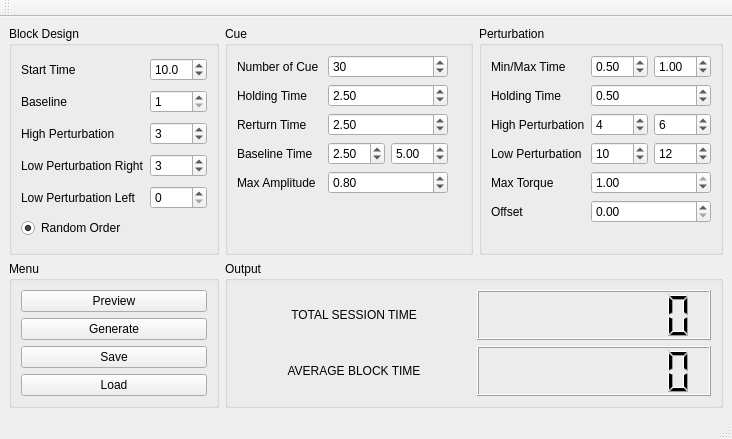
Above: gui/rigidity_experiment_main_window.ui from ThomasMartineau/Python-for-TMSiLite before the change. Below: the same form after it.
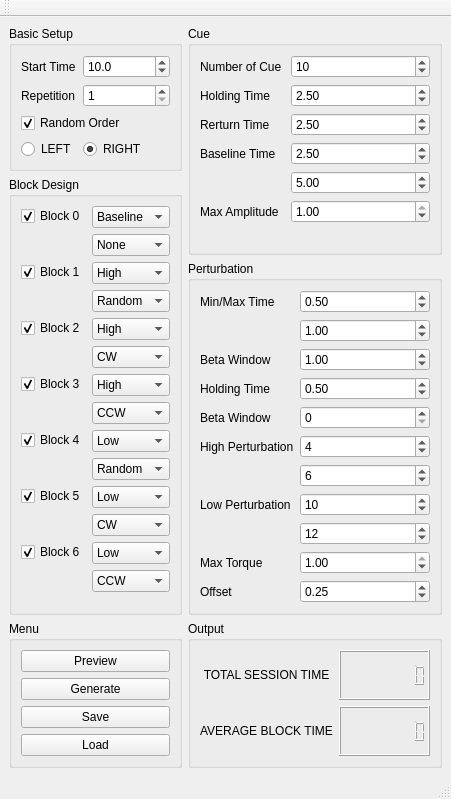
That is the form after the change.

Commit message: corrections + changing block app

```diff
--- a/gui/rigidity_experiment_main_window.ui
+++ b/gui/rigidity_experiment_main_window.ui
@@ -6,8 +6,8 @@
    <rect>
     <x>0</x>
     <y>0</y>
-    <width>665</width>
-    <height>409</height>
+    <width>400</width>
+    <height>721</height>
    </rect>
   </property>
   <property name="windowTitle">
@@ -15,123 +15,51 @@
   </property>
   <widget class="QWidget" name="centralwidget">
    <layout class="QGridLayout" name="gridLayout">
-    <item row="0" column="0">
-     <widget class="QGroupBox" name="groupBox">
-      <property name="font">
-       <font>
-        <weight>50</weight>
-        <bold>false</bold>
-       </font>
-      </property>
-      <property name="contextMenuPolicy">
-       <enum>Qt::NoContextMenu</enum>
-      </property>
-      <property name="title">
-       <string notr="true">Block Design</string>
-      </property>
-      <layout class="QGridLayout" name="gridLayout_2">
-       <item row="5" column="0">
-        <widget class="QLabel" name="label_2">
-         <property name="text">
-          <string>High Perturbation</string>
-         </property>
-        </widget>
-       </item>
-       <item row="8" column="0">
-        <widget class="QLabel" name="label_3">
-         <property name="text">
-          <string>Low Perturbation Right</string>
-         </property>
-        </widget>
-       </item>
-       <item row="5" column="1">
-        <widget class="QSpinBox" name="high_perturbation">
-         <property name="maximum">
-          <number>99</number>
-         </property>
-         <property name="value">
-          <number>3</number>
-         </property>
-        </widget>
-       </item>
-       <item row="8" column="1">
-        <widget class="QSpinBox" name="perturbation_right">
-         <property name="value">
-          <number>3</number>
-         </property>
-        </widget>
-       </item>
-       <item row="9" column="0">
-        <widget class="QLabel" name="label_4">
-         <property name="text">
-          <string>Low Perturbation Left</string>
-         </property>
-        </widget>
-       </item>
-       <item row="9" column="1">
-        <widget class="QSpinBox" name="perturbation_left"/>
-       </item>
-       <item row="11" column="0">
-        <widget class="QRadioButton" name="shuffle_block">
-         <property name="text">
-          <string>Random Order</string>
-         </property>
-         <property name="checked">
-          <bool>true</bool>
-         </property>
-        </widget>
-       </item>
-       <item row="1" column="1">
-        <widget class="QSpinBox" name="baseline">
-         <property name="minimum">
-          <number>1</number>
-         </property>
-         <property name="value">
-          <number>1</number>
-         </property>
-        </widget>
-       </item>
-       <item row="1" column="0">
-        <widget class="QLabel" name="label">
-         <property name="text">
-          <string>Baseline</string>
-         </property>
-        </widget>
-       </item>
-       <item row="0" column="1">
-        <widget class="QDoubleSpinBox" name="start_time">
-         <property name="decimals">
-          <number>1</number>
-         </property>
-         <property name="singleStep">
-          <double>0.500000000000000</double>
-         </property>
-         <property name="value">
-          <double>10.000000000000000</double>
-         </property>
-        </widget>
-       </item>
-       <item row="0" column="0">
-        <widget class="QLabel" name="label_5">
-         <property name="text">
-          <string>Start Time</string>
-         </property>
-        </widget>
-       </item>
-      </layout>
-     </widget>
-    </item>
-    <item row="0" column="2">
+    <item row="2" column="2">
      <widget class="QGroupBox" name="groupBox_3">
       <property name="title">
        <string>Perturbation</string>
       </property>
-      <layout class="QGridLayout" name="gridLayout_4">
-       <item row="9" column="2" colspan="2">
-        <widget class="QDoubleSpinBox" name="torque">
-         <property name="maximum">
+      <layout class="QFormLayout" name="formLayout_4">
+       <item row="0" column="0">
+        <widget class="QLabel" name="label_13">
+         <property name="text">
+          <string>Min/Max Time</string>
+         </property>
+        </widget>
+       </item>
+       <item row="0" column="1">
+        <widget class="QDoubleSpinBox" name="per_min_time">
+         <property name="singleStep">
+          <double>0.050000000000000</double>
+         </property>
+         <property name="value">
+          <double>0.500000000000000</double>
+         </property>
+        </widget>
+       </item>
+       <item row="1" column="1">
+        <widget class="QDoubleSpinBox" name="per_max_time">
+         <property name="minimum">
+          <double>0.000000000000000</double>
+         </property>
+         <property name="singleStep">
+          <double>0.050000000000000</double>
+         </property>
+         <property name="value">
           <double>1.000000000000000</double>
          </property>
+        </widget>
+       </item>
+       <item row="2" column="0">
+        <widget class="QLabel" name="label_3">
+         <property name="text">
+          <string>Beta Window</string>
+         </property>
+        </widget>
+       </item>
+       <item row="2" column="1">
+        <widget class="QDoubleSpinBox" name="beta_window">
          <property name="singleStep">
           <double>0.050000000000000</double>
          </property>
@@ -140,14 +68,14 @@
          </property>
         </widget>
        </item>
-       <item row="11" column="0">
-        <widget class="QLabel" name="label_11">
+       <item row="3" column="0">
+        <widget class="QLabel" name="label_14">
          <property name="text">
-          <string/>
+          <string>Holding Time</string>
          </property>
         </widget>
        </item>
-       <item row="5" column="2" colspan="2">
+       <item row="3" column="1">
         <widget class="QDoubleSpinBox" name="per_holding_time">
          <property name="singleStep">
           <double>0.050000000000000</double>
@@ -157,62 +85,58 @@
          </property>
         </widget>
        </item>
-       <item row="7" column="0">
-        <widget class="QLabel" name="label_18">
+       <item row="4" column="0">
+        <widget class="QLabel" name="label_2">
          <property name="text">
-          <string>Low Perturbation</string>
+          <string>Beta Window</string>
          </property>
         </widget>
        </item>
-       <item row="6" column="2">
+       <item row="4" column="1">
+        <widget class="QSpinBox" name="spinBox"/>
+       </item>
+       <item row="5" column="0">
+        <widget class="QLabel" name="label_15">
+         <property name="text">
+          <string>High Perturbation</string>
+         </property>
+        </widget>
+       </item>
+       <item row="5" column="1">
         <widget class="QSpinBox" name="high_perturbation_min_number">
          <property name="value">
           <number>4</number>
          </property>
         </widget>
        </item>
-       <item row="6" column="3">
+       <item row="6" column="1">
         <widget class="QSpinBox" name="high_perturbation_max_number">
          <property name="value">
           <number>6</number>
          </property>
         </widget>
        </item>
-       <item row="7" column="2">
+       <item row="7" column="0">
+        <widget class="QLabel" name="label_18">
+         <property name="text">
+          <string>Low Perturbation</string>
+         </property>
+        </widget>
+       </item>
+       <item row="7" column="1">
         <widget class="QSpinBox" name="low_perturbation_min_number">
          <property name="value">
           <number>10</number>
          </property>
         </widget>
        </item>
-       <item row="7" column="3">
+       <item row="8" column="1">
         <widget class="QSpinBox" name="low_perturbation_max_number">
          <property name="value">
           <number>12</number>
          </property>
         </widget>
        </item>
-       <item row="1" column="0">
-        <widget class="QLabel" name="label_13">
-         <property name="text">
-          <string>Min/Max Time</string>
-         </property>
-        </widget>
-       </item>
-       <item row="5" column="0">
-        <widget class="QLabel" name="label_14">
-         <property name="text">
-          <string>Holding Time</string>
-         </property>
-        </widget>
-       </item>
-       <item row="6" column="0">
-        <widget class="QLabel" name="label_15">
-         <property name="text">
-          <string>High Perturbation</string>
-         </property>
-        </widget>
-       </item>
        <item row="9" column="0">
         <widget class="QLabel" name="label_17">
          <property name="text">
@@ -220,20 +144,10 @@
          </property>
         </widget>
        </item>
-       <item row="1" column="2">
-        <widget class="QDoubleSpinBox" name="per_min_time">
-         <property name="singleStep">
-          <double>0.050000000000000</double>
-         </property>
-         <property name="value">
-          <double>0.500000000000000</double>
-         </property>
-        </widget>
-       </item>
-       <item row="1" column="3">
-        <widget class="QDoubleSpinBox" name="per_max_time">
-         <property name="minimum">
-          <double>0.000000000000000</double>
+       <item row="9" column="1">
+        <widget class="QDoubleSpinBox" name="torque">
+         <property name="maximum">
+          <double>1.000000000000000</double>
          </property>
          <property name="singleStep">
           <double>0.050000000000000</double>
@@ -250,7 +164,7 @@
          </property>
         </widget>
        </item>
-       <item row="10" column="2" colspan="2">
+       <item row="10" column="1">
         <widget class="QDoubleSpinBox" name="offset">
          <property name="maximum">
           <double>1.000000000000000</double>
@@ -258,60 +172,88 @@
          <property name="singleStep">
           <double>0.050000000000000</double>
          </property>
+         <property name="value">
+          <double>0.250000000000000</double>
+         </property>
         </widget>
        </item>
       </layout>
      </widget>
     </item>
-    <item row="0" column="1">
+    <item row="0" column="2" rowspan="2">
      <widget class="QGroupBox" name="groupBox_2">
       <property name="title">
        <string>Cue</string>
       </property>
-      <layout class="QGridLayout" name="gridLayout_3">
-       <item row="7" column="0">
-        <widget class="QLabel" name="label_12">
+      <layout class="QFormLayout" name="formLayout_3">
+       <item row="0" column="0">
+        <widget class="QLabel" name="label_8">
          <property name="text">
-          <string>Baseline Time</string>
+          <string>Number of Cue </string>
          </property>
         </widget>
        </item>
-       <item row="2" column="0">
+       <item row="0" column="1">
+        <widget class="QSpinBox" name="number_cue">
+         <property name="minimum">
+          <number>2</number>
+         </property>
+         <property name="maximum">
+          <number>100</number>
+         </property>
+         <property name="singleStep">
+          <number>2</number>
+         </property>
+         <property name="value">
+          <number>10</number>
+         </property>
+        </widget>
+       </item>
+       <item row="1" column="0">
         <widget class="QLabel" name="label_9">
          <property name="text">
           <string>Holding Time</string>
          </property>
         </widget>
        </item>
-       <item row="6" column="0">
+       <item row="1" column="1">
+        <widget class="QDoubleSpinBox" name="cue_holding_time">
+         <property name="decimals">
+          <number>2</number>
+         </property>
+         <property name="singleStep">
+          <double>0.250000000000000</double>
+         </property>
+         <property name="value">
+          <double>2.500000000000000</double>
+         </property>
+        </widget>
+       </item>
+       <item row="2" column="0">
         <widget class="QLabel" name="label_10">
          <property name="text">
           <string>Rerturn Time</string>
          </property>
         </widget>
        </item>
-       <item row="0" column="3">
-        <widget class="QLabel" name="label_6">
-         <property name="text">
-          <string/>
+       <item row="2" column="1">
+        <widget class="QDoubleSpinBox" name="cue_return_time">
+         <property name="singleStep">
+          <double>0.250000000000000</double>
          </property>
-        </widget>
-       </item>
-       <item row="12" column="0" colspan="4">
-        <widget class="QLabel" name="label_7">
-         <property name="text">
-          <string/>
+         <property name="value">
+          <double>2.500000000000000</double>
          </property>
         </widget>
        </item>
-       <item row="0" column="0">
-        <widget class="QLabel" name="label_8">
+       <item row="3" column="0">
+        <widget class="QLabel" name="label_12">
          <property name="text">
-          <string>Number of Cue </string>
+          <string>Baseline Time</string>
          </property>
         </widget>
        </item>
-       <item row="7" column="1">
+       <item row="3" column="1">
         <widget class="QDoubleSpinBox" name="cue_min_time">
          <property name="singleStep">
           <double>0.250000000000000</double>
@@ -321,7 +263,7 @@
          </property>
         </widget>
        </item>
-       <item row="7" column="2">
+       <item row="4" column="1">
         <widget class="QDoubleSpinBox" name="cue_max_time">
          <property name="singleStep">
           <double>0.250000000000000</double>
@@ -331,53 +273,14 @@
          </property>
         </widget>
        </item>
-       <item row="6" column="1" colspan="2">
-        <widget class="QDoubleSpinBox" name="cue_return_time">
-         <property name="singleStep">
-          <double>0.250000000000000</double>
-         </property>
-         <property name="value">
-          <double>2.500000000000000</double>
-         </property>
-        </widget>
-       </item>
-       <item row="2" column="1" colspan="2">
-        <widget class="QDoubleSpinBox" name="cue_holding_time">
-         <property name="decimals">
-          <number>2</number>
-         </property>
-         <property name="singleStep">
-          <double>0.250000000000000</double>
-         </property>
-         <property name="value">
-          <double>2.500000000000000</double>
-         </property>
-        </widget>
-       </item>
-       <item row="0" column="1" colspan="2">
-        <widget class="QSpinBox" name="number_cue">
-         <property name="minimum">
-          <number>2</number>
-         </property>
-         <property name="maximum">
-          <number>100</number>
-         </property>
-         <property name="singleStep">
-          <number>2</number>
-         </property>
-         <property name="value">
-          <number>30</number>
-         </property>
-        </widget>
-       </item>
-       <item row="8" column="0">
+       <item row="5" column="0">
         <widget class="QLabel" name="label_20">
          <property name="text">
           <string>Max Amplitude</string>
          </property>
         </widget>
        </item>
-       <item row="8" column="1" colspan="2">
+       <item row="5" column="1">
         <widget class="QDoubleSpinBox" name="max_amplitude">
          <property name="maximum">
           <double>1.000000000000000</double>
@@ -386,11 +289,11 @@
           <double>0.050000000000000</double>
          </property>
          <property name="value">
-          <double>0.800000000000000</double>
+          <double>1.000000000000000</double>
          </property>
         </widget>
        </item>
-       <item row="9" column="0">
+       <item row="6" column="0">
         <widget class="QLabel" name="label_22">
          <property name="text">
           <string/>
@@ -400,50 +303,7 @@
       </layout>
      </widget>
     </item>
-    <item row="1" column="1" rowspan="3" colspan="2">
-     <widget class="QGroupBox" name="groupBox_4">
-      <property name="title">
-       <string>Output </string>
-      </property>
-      <layout class="QGridLayout" name="gridLayout_6">
-       <item row="1" column="1">
-        <widget class="QLCDNumber" name="Total_time">
-         <property name="digitCount">
-          <number>8</number>
-         </property>
-        </widget>
-       </item>
-       <item row="2" column="0">
-        <widget class="QLabel" name="label_19">
-         <property name="text">
-          <string>AVERAGE BLOCK TIME</string>
-         </property>
-         <property name="alignment">
-          <set>Qt::AlignCenter</set>
-         </property>
-        </widget>
-       </item>
-       <item row="1" column="0">
-        <widget class="QLabel" name="label_16">
-         <property name="text">
-          <string>TOTAL SESSION TIME</string>
-         </property>
-         <property name="alignment">
-          <set>Qt::AlignCenter</set>
-         </property>
-        </widget>
-       </item>
-       <item row="2" column="1">
-        <widget class="QLCDNumber" name="Average_time">
-         <property name="digitCount">
-          <number>8</number>
-         </property>
-        </widget>
-       </item>
-      </layout>
-     </widget>
-    </item>
-    <item row="1" column="0" rowspan="3">
+    <item row="3" column="0" rowspan="3">
      <widget class="QGroupBox" name="groupBox_5">
       <property name="title">
        <string>Menu</string>
@@ -480,6 +340,502 @@
       </layout>
      </widget>
     </item>
+    <item row="0" column="0">
+     <widget class="QGroupBox" name="groupBox">
+      <property name="title">
+       <string>Basic Setup</string>
+      </property>
+      <layout class="QFormLayout" name="formLayout">
+       <item row="0" column="0">
+        <widget class="QLabel" name="label_5">
+         <property name="text">
+          <string>Start Time</string>
+         </property>
+        </widget>
+       </item>
+       <item row="0" column="1">
+        <widget class="QDoubleSpinBox" name="start_time">
+         <property name="decimals">
+          <number>1</number>
+         </property>
+         <property name="singleStep">
+          <double>0.500000000000000</double>
+         </property>
+         <property name="value">
+          <double>10.000000000000000</double>
+         </property>
+        </widget>
+       </item>
+       <item row="1" column="0">
+        <widget class="QLabel" name="label">
+         <property name="text">
+          <string>Repetition</string>
+         </property>
+        </widget>
+       </item>
+       <item row="1" column="1">
+        <widget class="QSpinBox" name="repetition">
+         <property name="minimum">
+          <number>1</number>
+         </property>
+        </widget>
+       </item>
+       <item row="2" column="0" colspan="2">
+        <widget class="QCheckBox" name="shuffle_block">
+         <property name="text">
+          <string>Random Order</string>
+         </property>
+         <property name="checked">
+          <bool>true</bool>
+         </property>
+        </widget>
+       </item>
+       <item row="3" column="0">
+        <widget class="QRadioButton" name="handle">
+         <property name="text">
+          <string>LEFT</string>
+         </property>
+         <property name="checked">
+          <bool>false</bool>
+         </property>
+        </widget>
+       </item>
+       <item row="3" column="1">
+        <widget class="QRadioButton" name="radioButton_2">
+         <property name="text">
+          <string>RIGHT</string>
+         </property>
+         <property name="checked">
+          <bool>true</bool>
+         </property>
+        </widget>
+       </item>
+      </layout>
+     </widget>
+    </item>
+    <item row="1" column="0" rowspan="2">
+     <widget class="QGroupBox" name="groupBox_7">
+      <property name="title">
+       <string>Block Design</string>
+      </property>
+      <layout class="QFormLayout" name="formLayout_2">
+       <item row="0" column="0">
+        <widget class="QCheckBox" name="block_0">
+         <property name="text">
+          <string>Block 0</string>
+         </property>
+         <property name="checked">
+          <bool>true</bool>
+         </property>
+        </widget>
+       </item>
+       <item row="0" column="1">
+        <widget class="QComboBox" name="type_0">
+         <item>
+          <property name="text">
+           <string>Baseline</string>
+          </property>
+         </item>
+         <item>
+          <property name="text">
+           <string>High</string>
+          </property>
+         </item>
+         <item>
+          <property name="text">
+           <string>Low</string>
+          </property>
+         </item>
+        </widget>
+       </item>
+       <item row="1" column="1">
+        <widget class="QComboBox" name="offset_0">
+         <item>
+          <property name="text">
+           <string>None</string>
+          </property>
+         </item>
+         <item>
+          <property name="text">
+           <string>Random</string>
+          </property>
+         </item>
+         <item>
+          <property name="text">
+           <string>CW</string>
+          </property>
+         </item>
+         <item>
+          <property name="text">
+           <string>CCW</string>
+          </property>
+         </item>
+        </widget>
+       </item>
+       <item row="2" column="0">
+        <widget class="QCheckBox" name="block_1">
+         <property name="text">
+          <string>Block 1</string>
+         </property>
+         <property name="checked">
+          <bool>true</bool>
+         </property>
+        </widget>
+       </item>
+       <item row="2" column="1">
+        <widget class="QComboBox" name="type_1">
+         <item>
+          <property name="text">
+           <string>High</string>
+          </property>
+         </item>
+         <item>
+          <property name="text">
+           <string>Baseline</string>
+          </property>
+         </item>
+         <item>
+          <property name="text">
+           <string>Low</string>
+          </property>
+         </item>
+        </widget>
+       </item>
+       <item row="3" column="1">
+        <widget class="QComboBox" name="offset_1">
+         <item>
+          <property name="text">
+           <string>Random</string>
+          </property>
+         </item>
+         <item>
+          <property name="text">
+           <string>None</string>
+          </property>
+         </item>
+         <item>
+          <property name="text">
+           <string>CW</string>
+          </property>
+         </item>
+         <item>
+          <property name="text">
+           <string>CCW</string>
+          </property>
+         </item>
+        </widget>
+       </item>
+       <item row="4" column="0">
+        <widget class="QCheckBox" name="block_2">
+         <property name="text">
+          <string>Block 2</string>
+         </property>
+         <property name="checked">
+          <bool>true</bool>
+         </property>
+        </widget>
+       </item>
+       <item row="4" column="1">
+        <widget class="QComboBox" name="type_2">
+         <item>
+          <property name="text">
+           <string>High</string>
+          </property>
+         </item>
+         <item>
+          <property name="text">
+           <string>Baseline</string>
+          </property>
+         </item>
+         <item>
+          <property name="text">
+           <string>Low</string>
+          </property>
+         </item>
+        </widget>
+       </item>
+       <item row="5" column="1">
+        <widget class="QComboBox" name="offset_2">
+         <item>
+          <property name="text">
+           <string>CW</string>
+          </property>
+         </item>
+         <item>
+          <property name="text">
+           <string>None</string>
+          </property>
+         </item>
+         <item>
+          <property name="text">
+           <string>Random</string>
+          </property>
+         </item>
+         <item>
+          <property name="text">
+           <string>CCW</string>
+          </property>
+         </item>
+        </widget>
+       </item>
+       <item row="6" column="0">
+        <widget class="QCheckBox" name="block_3">
+         <property name="text">
+          <string>Block 3</string>
+         </property>
+         <property name="checked">
+          <bool>true</bool>
+         </property>
+        </widget>
+       </item>
+       <item row="6" column="1">
+        <widget class="QComboBox" name="type_3">
+         <item>
+          <property name="text">
+           <string>High</string>
+          </property>
+         </item>
+         <item>
+          <property name="text">
+           <string>Baseline</string>
+          </property>
+         </item>
+         <item>
+          <property name="text">
+           <string>Low</string>
+          </property>
+         </item>
+        </widget>
+       </item>
+       <item row="7" column="1">
+        <widget class="QComboBox" name="offset_3">
+         <item>
+          <property name="text">
+           <string>CCW</string>
+          </property>
+         </item>
+         <item>
+          <property name="text">
+           <string>None</string>
+          </property>
+         </item>
+         <item>
+          <property name="text">
+           <string>Random</string>
+          </property>
+         </item>
+         <item>
+          <property name="text">
+           <string>CW</string>
+          </property>
+         </item>
+        </widget>
+       </item>
+       <item row="8" column="0">
+        <widget class="QCheckBox" name="block_4">
+         <property name="text">
+          <string>Block 4</string>
+         </property>
+         <property name="checked">
+          <bool>true</bool>
+         </property>
+        </widget>
+       </item>
+       <item row="8" column="1">
+        <widget class="QComboBox" name="type_4">
+         <item>
+          <property name="text">
+           <string>Low</string>
+          </property>
+         </item>
+         <item>
+          <property name="text">
+           <string>High</string>
+          </property>
+         </item>
+         <item>
+          <property name="text">
+           <string>Baseline</string>
+          </property>
+         </item>
+        </widget>
+       </item>
+       <item row="9" column="1">
+        <widget class="QComboBox" name="offset_4">
+         <item>
+          <property name="text">
+           <string>Random</string>
+          </property>
+         </item>
+         <item>
+          <property name="text">
+           <string>None</string>
+          </property>
+         </item>
+         <item>
+          <property name="text">
+           <string>CW</string>
+          </property>
+         </item>
+         <item>
+          <property name="text">
+           <string>CCW</string>
+          </property>
+         </item>
+        </widget>
+       </item>
+       <item row="10" column="0">
+        <widget class="QCheckBox" name="block_5">
+         <property name="text">
+          <string>Block 5</string>
+         </property>
+         <property name="checked">
+          <bool>true</bool>
+         </property>
+        </widget>
+       </item>
+       <item row="10" column="1">
+        <widget class="QComboBox" name="type_5">
+         <item>
+          <property name="text">
+           <string>Low</string>
+          </property>
+         </item>
+         <item>
+          <property name="text">
+           <string>High</string>
+          </property>
+         </item>
+         <item>
+          <property name="text">
+           <string>Baseline</string>
+          </property>
+         </item>
+        </widget>
+       </item>
+       <item row="11" column="1">
+        <widget class="QComboBox" name="offset_5">
+         <item>
+          <property name="text">
+           <string>CW</string>
+          </property>
+         </item>
+         <item>
+          <property name="text">
+           <string>None</string>
+          </property>
+         </item>
+         <item>
+          <property name="text">
+           <string>Random</string>
+          </property>
+         </item>
+         <item>
+          <property name="text">
+           <string>CCW</string>
+          </property>
+         </item>
+        </widget>
+       </item>
+       <item row="12" column="0">
+        <widget class="QCheckBox" name="block_6">
+         <property name="text">
+          <string>Block 6</string>
+         </property>
+         <property name="checked">
+          <bool>true</bool>
+         </property>
+        </widget>
+       </item>
+       <item row="12" column="1">
+        <widget class="QComboBox" name="type_6">
+         <item>
+          <property name="text">
+           <string>Low</string>
+          </property>
+         </item>
+         <item>
+          <property name="text">
+           <string>High</string>
+          </property>
+         </item>
+         <item>
+          <property name="text">
+           <string>Baseline</string>
+          </property>
+         </item>
+        </widget>
+       </item>
+       <item row="13" column="1">
+        <widget class="QComboBox" name="offset_6">
+         <item>
+          <property name="text">
+           <string>CCW</string>
+          </property>
+         </item>
+         <item>
+          <property name="text">
+           <string>None</string>
+          </property>
+         </item>
+         <item>
+          <property name="text">
+           <string>Random</string>
+          </property>
+         </item>
+         <item>
+          <property name="text">
+           <string>CW</string>
+          </property>
+         </item>
+        </widget>
+       </item>
+      </layout>
+     </widget>
+    </item>
+    <item row="3" column="2" rowspan="3">
+     <widget class="QGroupBox" name="groupBox_4">
+      <property name="title">
+       <string>Output </string>
+      </property>
+      <layout class="QGridLayout" name="gridLayout_5">
+       <item row="0" column="0">
+        <widget class="QLabel" name="label_16">
+         <property name="text">
+          <string>TOTAL SESSION TIME</string>
+         </property>
+         <property name="alignment">
+          <set>Qt::AlignCenter</set>
+         </property>
+        </widget>
+       </item>
+       <item row="0" column="1">
+        <widget class="QLCDNumber" name="Total_time">
+         <property name="digitCount">
+          <number>8</number>
+         </property>
+        </widget>
+       </item>
+       <item row="1" column="1">
+        <widget class="QLCDNumber" name="Average_time">
+         <property name="digitCount">
+          <number>8</number>
+         </property>
+        </widget>
+       </item>
+       <item row="1" column="0">
+        <widget class="QLabel" name="label_19">
+         <property name="text">
+          <string>AVERAGE BLOCK TIME</string>
+         </property>
+         <property name="alignment">
+          <set>Qt::AlignCenter</set>
+         </property>
+        </widget>
+       </item>
+      </layout>
+     </widget>
+    </item>
    </layout>
    <zorder>groupBox</zorder>
    <zorder>groupBox_2</zorder>
```
Left out of the diff: 7 changed lines with no effect on the pictures. The commit also changes 14 other files.
